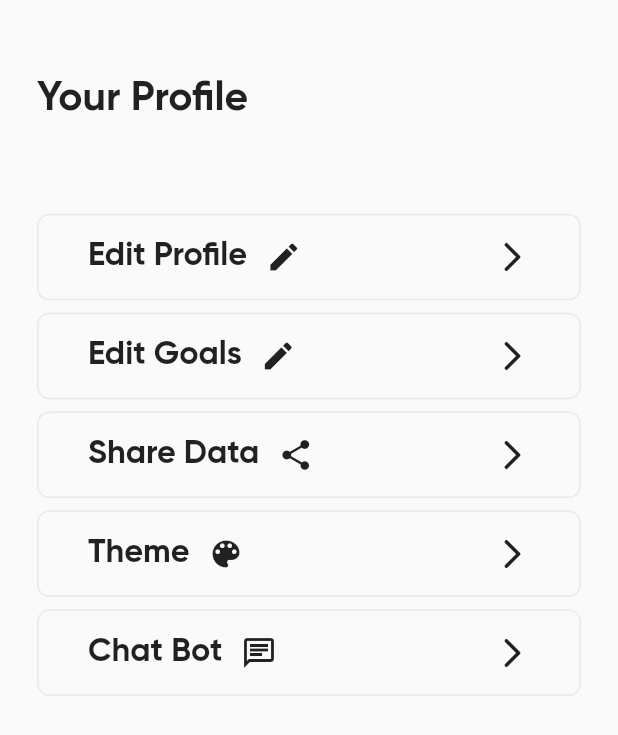
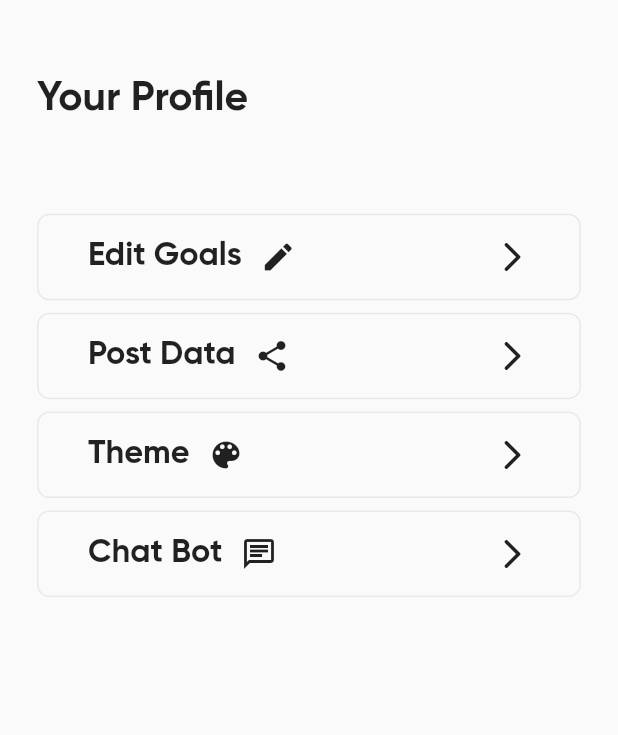
Before and after one commit to jay-isampelliwar/health_tracking_app, a Flutter app: the Profile screen opened directly, on a phone screen of 412 x 824 dp. Shown: the top 735 px of the screen. Run offline on Flutter 3.47's test engine with Material 2 defaults, Android fonts, the phone set to English and light mode, and no system bars; our stand-ins replace bloc, equatable, flutter_bloc, get_it, google_nav_bar, hexcolor and 6 more; accounts and stored records are empty.

Commit message:
added post data method

```diff
--- a/lib/features/profile/ui/profile.dart
+++ b/lib/features/profile/ui/profile.dart
@@ -2,6 +2,7 @@ import 'package:flutter/material.dart';
 import 'package:health_tracking_app/core/constants/color_constant.dart';
 import 'package:health_tracking_app/core/constants/text_styles.dart';
 import 'package:health_tracking_app/features/chat_bot/ui/chat_bot.dart';
+import 'package:health_tracking_app/features/goal/ui/goal.dart';
 
 import '../../../core/widgets/app_custom_app_bar.dart';
 import '../../../core/widgets/const_size_box.dart';
@@ -32,17 +33,17 @@ class Profile extends StatelessWidget {
               Column(
                 children: [
                   ProfileOptionContainer(
-                    title: "Edit Profile",
+                    title: "Edit Goals",
                     icon: const Icon(Icons.edit),
-                    onTap: () {},
+                    onTap: () {
+                      Navigator.push(
+                        context,
+                        MaterialPageRoute(builder: (context) => const Goal()),
+                      );
+                    },
                   ),
                   ProfileOptionContainer(
-                    title: "Edit Goals",
-                    icon: const Icon(Icons.edit),
-                    onTap: () {},
-                  ),
-                  ProfileOptionContainer(
-                    title: "Share Data",
+                    title: "Post Data",
                     icon: const Icon(Icons.share),
                     onTap: () {},
                   ),
```
